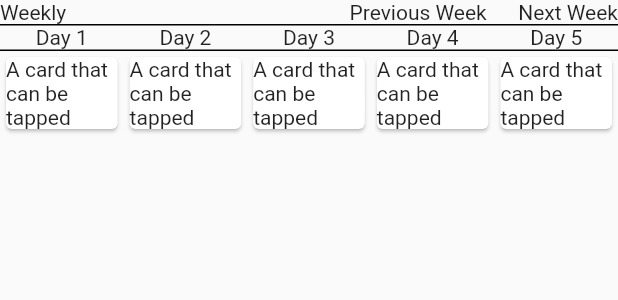
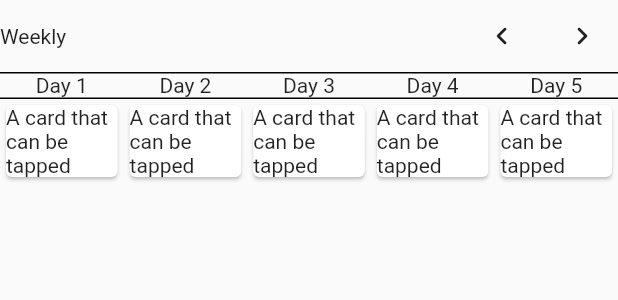
Before and after one commit to Plan-At/PlanAt-Client-Flutter, a Flutter app: the MyCalendarPage widget shown alone on an empty page, opened directly, on a phone screen of 412 x 824 dp. Shown: the top 300 px of the screen. Run offline on Flutter 3.47's test engine with Material 2 defaults, Android fonts, the phone set to English and light mode, and no system bars; our stand-ins replace easy_sidemenu; missing offline and left inert: dart:html.

Commit message:
button with icon

```diff
--- a/v1/lib/route/CalendarPage.dart
+++ b/v1/lib/route/CalendarPage.dart
@@ -29,16 +29,26 @@ class _MyCalendarPageState extends State<MyCalendarPage> {
     return Column(
       children: [
         Row(
-          children: const [
-            Text("Weekly"),
-            Spacer(
-              flex: 9,
+          children: [
+            const Text("Weekly"),
+            const Spacer(
+              flex: 49,
             ),
-            Text("Previous Week"),
-            Spacer(
+            IconButton(
+              icon: const Icon(Icons.navigate_before_rounded),
+              onPressed: () {
+                print("preesed to previous week");
+              },
+            ),
+            const Spacer(
               flex: 1,
             ),
-            Text("Next Week"),
+            IconButton(
+              icon: const Icon(Icons.navigate_next_rounded),
+              onPressed: () {
+                print("preesed to next week");
+              },
+            ),
           ],
         ),
         const Divider(
```
